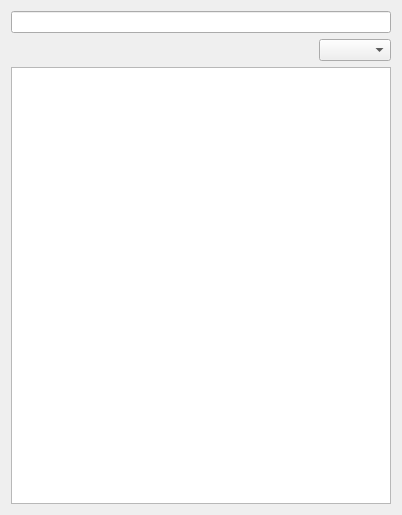
dsvi/NotesTree, file src/NotesTree.ui: the form before one commit.
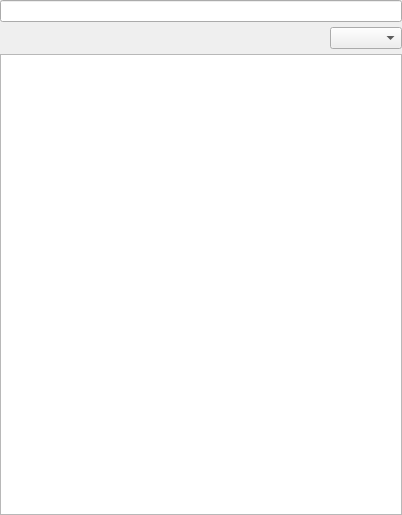
The form after the commit.

```diff
--- a/src/NotesTree.ui
+++ b/src/NotesTree.ui
@@ -14,12 +14,30 @@
    <string>Form</string>
   </property>
   <layout class="QVBoxLayout" name="verticalLayout">
+   <property name="spacing">
+    <number>5</number>
+   </property>
+   <property name="leftMargin">
+    <number>0</number>
+   </property>
+   <property name="topMargin">
+    <number>0</number>
+   </property>
+   <property name="rightMargin">
+    <number>0</number>
+   </property>
+   <property name="bottomMargin">
+    <number>0</number>
+   </property>
    <item>
     <layout class="QHBoxLayout" name="toolBoxLayout"/>
    </item>
    <item>
     <widget class="QWidget" name="searchPanel" native="true">
      <layout class="QVBoxLayout" name="verticalLayout_2">
+      <property name="spacing">
+       <number>5</number>
+      </property>
       <property name="leftMargin">
        <number>0</number>
       </property>
@@ -41,6 +59,9 @@
       </item>
       <item>
        <layout class="QHBoxLayout" name="horizontalLayout_4">
+        <property name="spacing">
+         <number>5</number>
+        </property>
         <item>
          <spacer name="horizontalSpacer">
           <property name="orientation">
```
Left out of the diff: 6 changed lines with no effect on the pictures.
